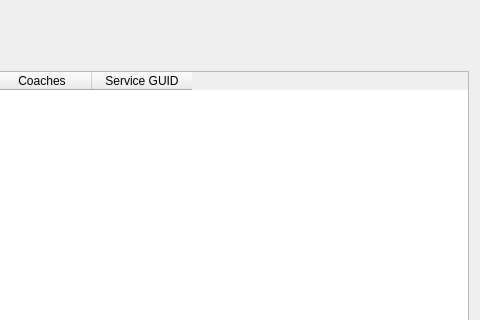
Qt form ui/departuretable.ui (gusbuncedev/atlas-transit-desktop) before a commit; both pictures show x 320 to 800 and y 0 to 320 of the 800 by 600 pixel window.
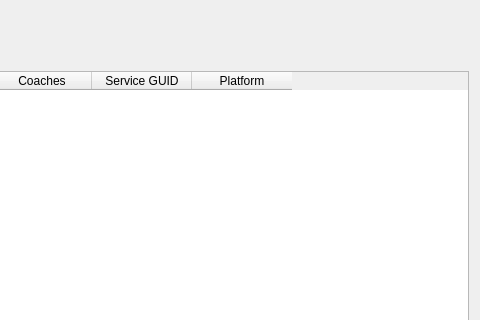
The same form after that commit.

```diff
--- a/ui/departuretable.ui
+++ b/ui/departuretable.ui
@@ -62,6 +62,11 @@
        <string>Service GUID</string>
       </property>
      </column>
+     <column>
+      <property name="text">
+       <string>Platform</string>
+      </property>
+     </column>
     </widget>
    </item>
    <item>
```
